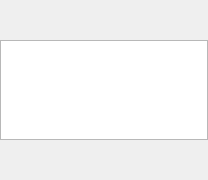
First picture: the form in ui/scene_beat_item_widget.ui, repository zkovari/plotlyst, before the edit.
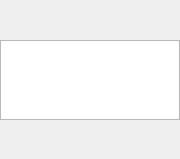
Second picture: the form after the edit.

Commit message: Reduce beat size

The edit to the form file:
```diff
--- a/ui/scene_beat_item_widget.ui
+++ b/ui/scene_beat_item_widget.ui
@@ -6,8 +6,8 @@
    <rect>
     <x>0</x>
     <y>0</y>
-    <width>208</width>
-    <height>180</height>
+    <width>180</width>
+    <height>159</height>
    </rect>
   </property>
   <property name="sizePolicy">
@@ -19,13 +19,13 @@
   <property name="minimumSize">
    <size>
     <width>180</width>
-    <height>180</height>
+    <height>150</height>
    </size>
   </property>
   <property name="maximumSize">
    <size>
-    <width>233</width>
-    <height>180</height>
+    <width>180</width>
+    <height>159</height>
    </size>
   </property>
   <property name="windowTitle">
@@ -83,13 +83,13 @@
         <property name="minimumSize">
          <size>
           <width>0</width>
-          <height>100</height>
+          <height>80</height>
          </size>
         </property>
         <property name="maximumSize">
          <size>
           <width>16777215</width>
-          <height>100</height>
+          <height>80</height>
          </size>
         </property>
         <property name="styleSheet">
```
